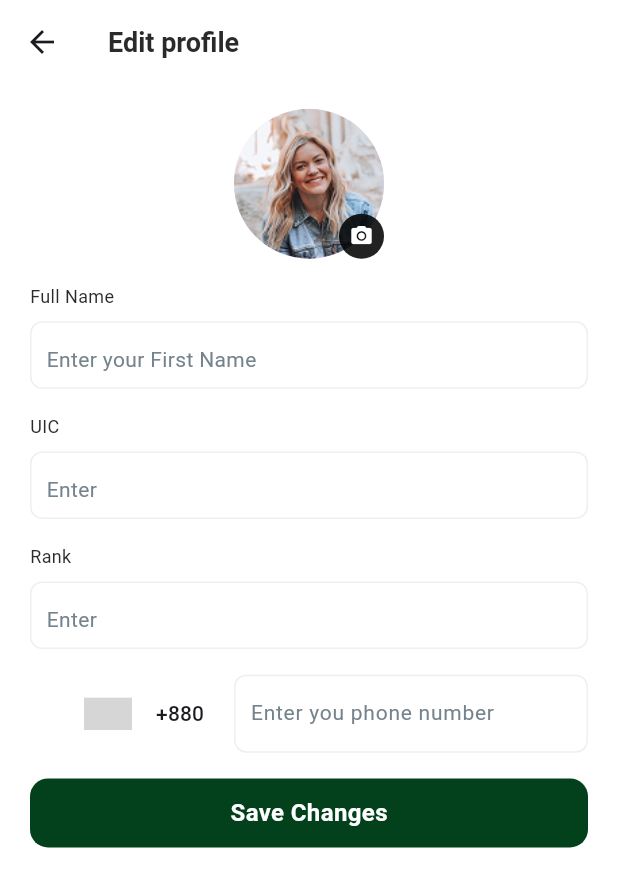
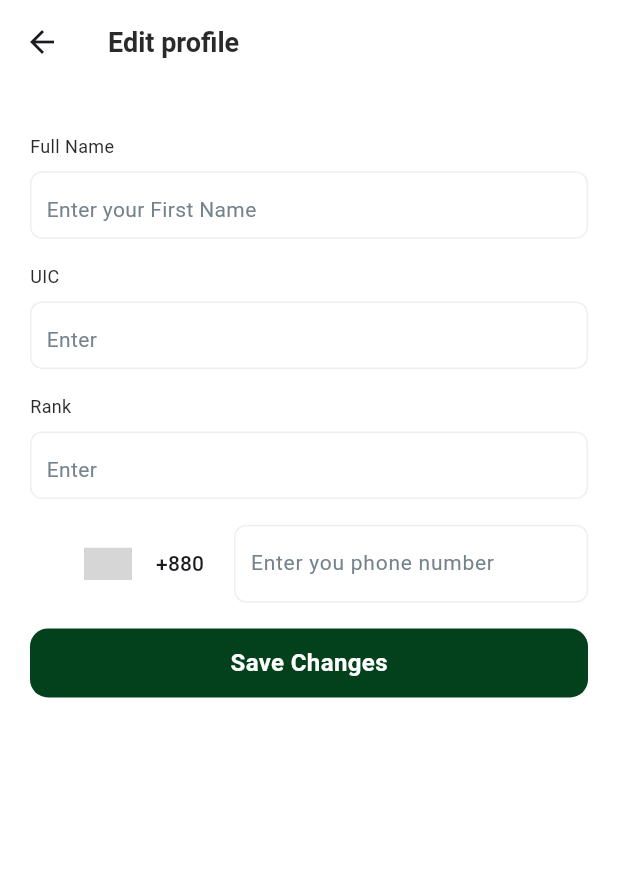
Before and after one commit to rayhantmt/ameriajproducts, a Flutter app: the ProfileView screen opened by its route, after a tap on the "edit square" icon, on a phone screen of 412 x 824 dp. Shown: the top 887 px of the screen. Run offline on Flutter 3.47's test engine with Material 3 defaults, Android fonts, the phone set to English and light mode, and no system bars; drawn by our look-alikes of country_code_picker; our stand-ins replace dio, flutter_svg, font_awesome_flutter, get, get_storage, image_picker; accounts and stored records are empty; network calls fail; grey boxes are pictures that could not be loaded.

Commit message:
removed the profie picture section

```diff
--- a/lib/app/modules/edit_profile/edit_profile_view.dart
+++ b/lib/app/modules/edit_profile/edit_profile_view.dart
@@ -32,39 +32,39 @@ class EditProfileView extends GetView<EditProfileController> {
 
             children: [
               SizedBox(height: Get.height * 0.02),
-              GestureDetector(
-                onTap: controller.pickProfileImage,
-                child: Center(
-                  child: Stack(
-                    children: [
-                      // Profile image
-                      CircleAvatar(
-                        radius: 50, // adjust size as needed
-                        backgroundImage: AssetImage(Appimages.profile),
-                      ),
+              // GestureDetector(
+              //   onTap: controller.pickProfileImage,
+              //   child: Center(
+              //     child: Stack(
+              //       children: [
+              //         // Profile image
+              //         CircleAvatar(
+              //           radius: 50, // adjust size as needed
+              //           backgroundImage: AssetImage(Appimages.profile),
+              //         ),
 
-                      // Camera icon overlay
-                      Positioned(
-                        bottom: 0,
-                        right: 0,
-                        child: Container(
-                          height: 30,
-                          width: 30,
-                          decoration: BoxDecoration(
-                            color: Colors.black87,
-                            shape: BoxShape.circle,
-                          ),
-                          child: Icon(
-                            Icons.camera_alt,
-                            color: Colors.white,
-                            size: 16,
-                          ),
-                        ),
-                      ),
-                    ],
-                  ),
-                ),
-              ),
+              //         // Camera icon overlay
+              //         Positioned(
+              //           bottom: 0,
+              //           right: 0,
+              //           child: Container(
+              //             height: 30,
+              //             width: 30,
+              //             decoration: BoxDecoration(
+              //               color: Colors.black87,
+              //               shape: BoxShape.circle,
+              //             ),
+              //             child: Icon(
+              //               Icons.camera_alt,
+              //               color: Colors.white,
+              //               size: 16,
+              //             ),
+              //           ),
+              //         ),
+              //       ],
+              //     ),
+              //   ),
+              // ),
               SizedBox(height: Get.height * 0.02),
               Text(
                 'Full Name',
--- a/lib/app/modules/profile/profile_view.dart
+++ b/lib/app/modules/profile/profile_view.dart
@@ -50,7 +50,7 @@ class ProfileView extends StatelessWidget {
               ),
               child: Row(
                 children: [
-                  Image.asset(Appimages.profile),
+                 // Image.asset(Appimages.profile),
                   SizedBox(width: 10),
                   Column(
                     mainAxisAlignment: MainAxisAlignment.spaceAround,
```
